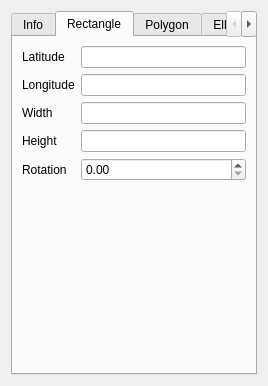
Before: the Qt Designer form explorer/polygonshapepropertiesform.ui in archnemesis/OSMExplorer, drawn with Qt 5.
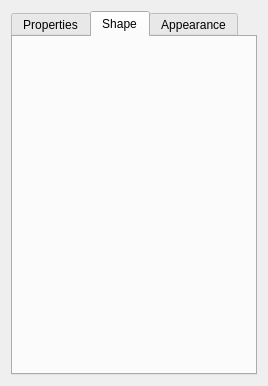
After: the same form once the commit is applied. The open tabs and pages were chosen to show the change.

Diff of the .ui file:
```diff
--- a/explorer/polygonshapepropertiesform.ui
+++ b/explorer/polygonshapepropertiesform.ui
@@ -21,7 +21,7 @@
      </property>
      <widget class="QWidget" name="tab">
       <attribute name="title">
-       <string>Info</string>
+       <string>Properties</string>
       </attribute>
       <layout class="QVBoxLayout" name="verticalLayout_2">
        <item>
@@ -58,86 +58,7 @@
      </widget>
      <widget class="QWidget" name="tab_3">
       <attribute name="title">
-       <string>Rectangle</string>
-      </attribute>
-      <layout class="QVBoxLayout" name="verticalLayout_3">
-       <item>
-        <layout class="QFormLayout" name="formLayout_2">
-         <item row="2" column="0">
-          <widget class="QLabel" name="label_8">
-           <property name="text">
-            <string>Width</string>
-           </property>
-          </widget>
-         </item>
-         <item row="2" column="1">
-          <widget class="QLineEdit" name="lineEdit_4"/>
-         </item>
-         <item row="3" column="0">
-          <widget class="QLabel" name="label_9">
-           <property name="text">
-            <string>Height</string>
-           </property>
-          </widget>
-         </item>
-         <item row="3" column="1">
-          <widget class="QLineEdit" name="lineEdit_5"/>
-         </item>
-         <item row="4" column="0">
-          <widget class="QLabel" name="label_10">
-           <property name="text">
-            <string>Rotation</string>
-           </property>
-          </widget>
-         </item>
-         <item row="4" column="1">
-          <widget class="QDoubleSpinBox" name="doubleSpinBox"/>
-         </item>
-         <item row="1" column="0">
-          <widget class="QLabel" name="label_7">
-           <property name="text">
-            <string>Longitude</string>
-           </property>
-          </widget>
-         </item>
-         <item row="1" column="1">
-          <widget class="QLineEdit" name="lineEdit_3"/>
-         </item>
-         <item row="0" column="0">
-          <widget class="QLabel" name="label_6">
-           <property name="text">
-            <string>Latitude</string>
-           </property>
-          </widget>
-         </item>
-         <item row="0" column="1">
-          <widget class="QLineEdit" name="lineEdit_2"/>
-         </item>
-        </layout>
-       </item>
-       <item>
-        <spacer name="verticalSpacer">
-         <property name="orientation">
-          <enum>Qt::Vertical</enum>
-         </property>
-         <property name="sizeHint" stdset="0">
-          <size>
-           <width>20</width>
-           <height>40</height>
-          </size>
-         </property>
-        </spacer>
-       </item>
-      </layout>
-     </widget>
-     <widget class="QWidget" name="tab_4">
-      <attribute name="title">
-       <string>Polygon</string>
-      </attribute>
-     </widget>
-     <widget class="QWidget" name="tab_5">
-      <attribute name="title">
-       <string>Ellipse</string>
+       <string>Shape</string>
       </attribute>
      </widget>
      <widget class="QWidget" name="tab_2">
```
Left out of the diff: 2 changed lines with no effect on the pictures.
